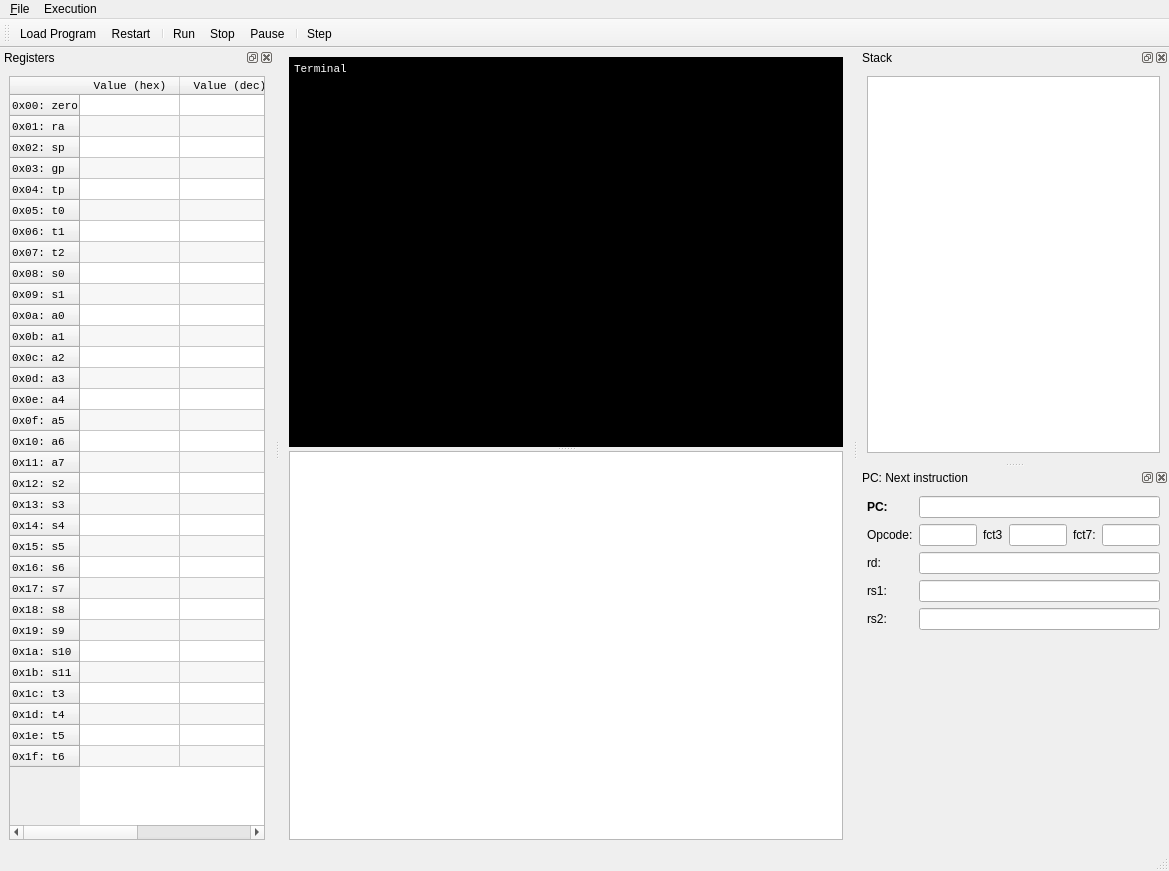
Old version of the form src/GUI/MainWindow.ui in the repository lohengrin/RVemu.
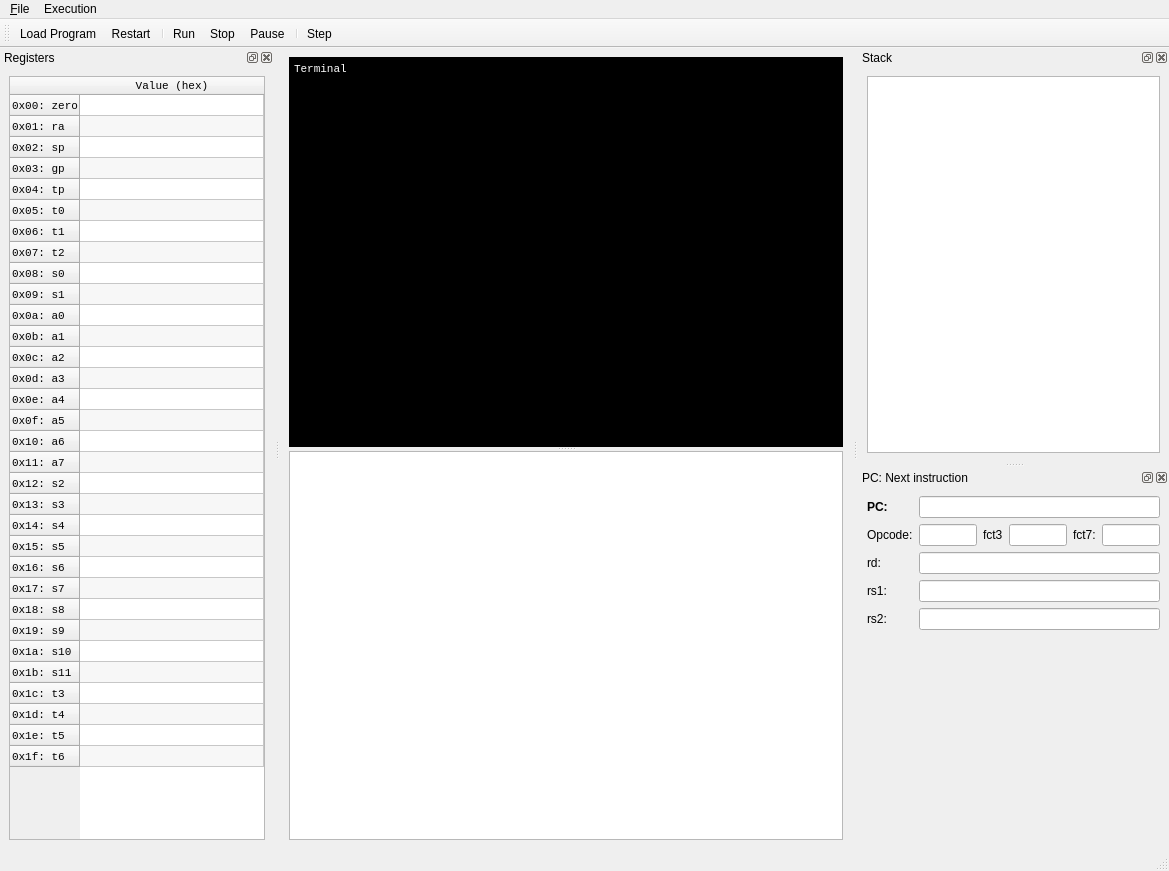
New version of the form. Icons and pictures are not drawn.

```diff
--- a/src/GUI/MainWindow.ui
+++ b/src/GUI/MainWindow.ui
@@ -563,6 +563,9 @@
        <property name="alternatingRowColors">
         <bool>true</bool>
        </property>
+       <attribute name="horizontalHeaderStretchLastSection">
+        <bool>true</bool>
+       </attribute>
        <attribute name="verticalHeaderDefaultSectionSize">
         <number>21</number>
        </attribute>
@@ -731,11 +734,6 @@
          <string>Value (hex)</string>
         </property>
        </column>
-       <column>
-        <property name="text">
-         <string>Value (dec)</string>
-        </property>
-       </column>
       </widget>
      </item>
     </layout>
```
